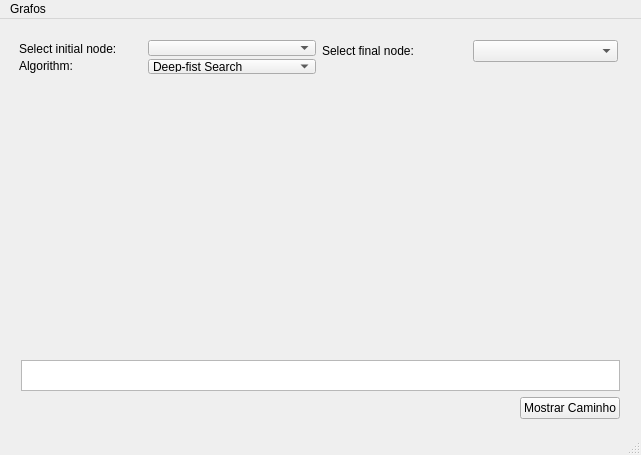
This is Grafos/mainwindow.ui in gputrick/TrabalhoPAA-Grafos as Qt 5 draws it before an edit. The edited form follows.
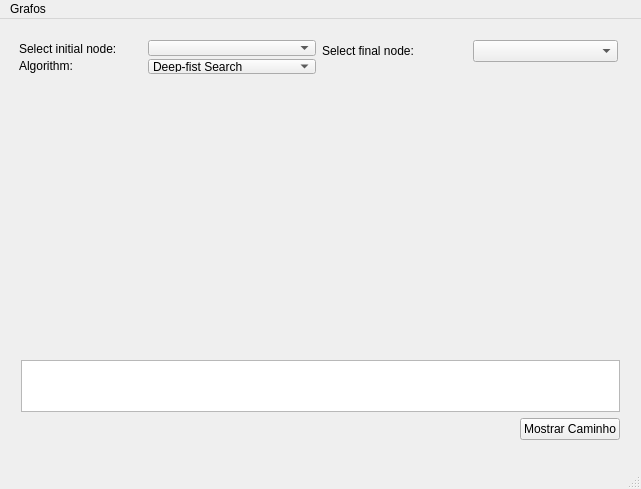
This is the edited form.

Diff of the .ui file:
```diff
--- a/Grafos/mainwindow.ui
+++ b/Grafos/mainwindow.ui
@@ -7,20 +7,20 @@
     <x>0</x>
     <y>0</y>
     <width>641</width>
-    <height>455</height>
+    <height>489</height>
    </rect>
   </property>
   <property name="windowTitle">
    <string>Projeto e Analise de Algoritmos (Ciência da Compuação)</string>
   </property>
   <widget class="QWidget" name="centralWidget">
-   <widget class="QWidget" name="">
+   <widget class="QWidget" name="layoutWidget">
     <property name="geometry">
      <rect>
       <x>10</x>
       <y>330</y>
       <width>621</width>
-      <height>81</height>
+      <height>102</height>
      </rect>
     </property>
     <layout class="QVBoxLayout" name="verticalLayout">
@@ -60,7 +60,7 @@
      </item>
     </layout>
    </widget>
-   <widget class="QWidget" name="">
+   <widget class="QWidget" name="layoutWidget">
     <property name="geometry">
      <rect>
       <x>8</x>
```
